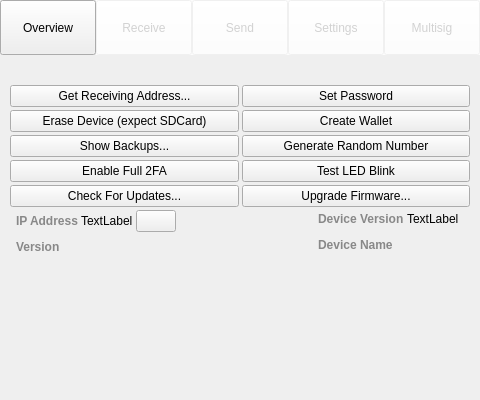
Qt form src/qt/ui/overview.ui (jonasschnelli/dbb-app) before a commit.
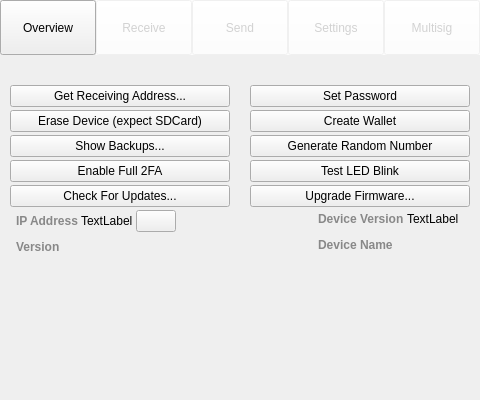
The same form after that commit. The open tabs and pages were chosen to show the change. Icons and pictures are not drawn. Custom widgets are drawn as their Qt base class.

Commit message: Settings window: add space between buttons

The edit to the form file:
```diff
--- a/src/qt/ui/overview.ui
+++ b/src/qt/ui/overview.ui
@@ -598,6 +598,9 @@
        </item>
        <item>
         <layout class="QHBoxLayout" name="horizontalLayout">
+         <property name="spacing">
+          <number>20</number>
+         </property>
          <item>
           <widget class="QPushButton" name="getAddress">
            <property name="toolTip">
@@ -622,6 +625,9 @@
        </item>
        <item>
         <layout class="QHBoxLayout" name="horizontalLayout_2">
+         <property name="spacing">
+          <number>20</number>
+         </property>
          <item>
           <widget class="QPushButton" name="eraseButton">
            <property name="toolTip">
@@ -646,6 +652,9 @@
        </item>
        <item>
         <layout class="QHBoxLayout" name="horizontalLayout_2">
+         <property name="spacing">
+          <number>20</number>
+         </property>
          <item>
           <widget class="QPushButton" name="showBackups">
            <property name="toolTip">
@@ -670,6 +679,9 @@
        </item>
        <item>
         <layout class="QHBoxLayout" name="horizontalLayout_2">
+         <property name="spacing">
+          <number>20</number>
+         </property>
          <item>
           <widget class="QPushButton" name="lockDevice">
            <property name="toolTip">
@@ -694,6 +706,9 @@
        </item>
        <item>
         <layout class="QHBoxLayout" name="horizontalLayout_11">
+         <property name="spacing">
+          <number>20</number>
+         </property>
          <property name="bottomMargin">
           <number>0</number>
          </property>
```
